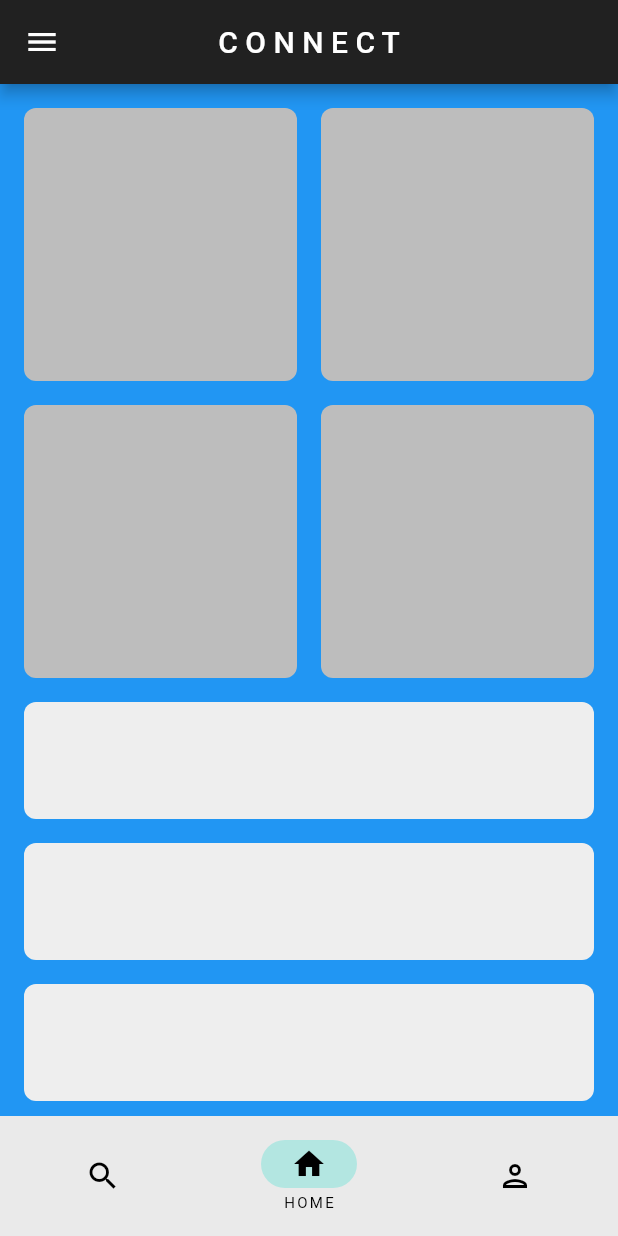
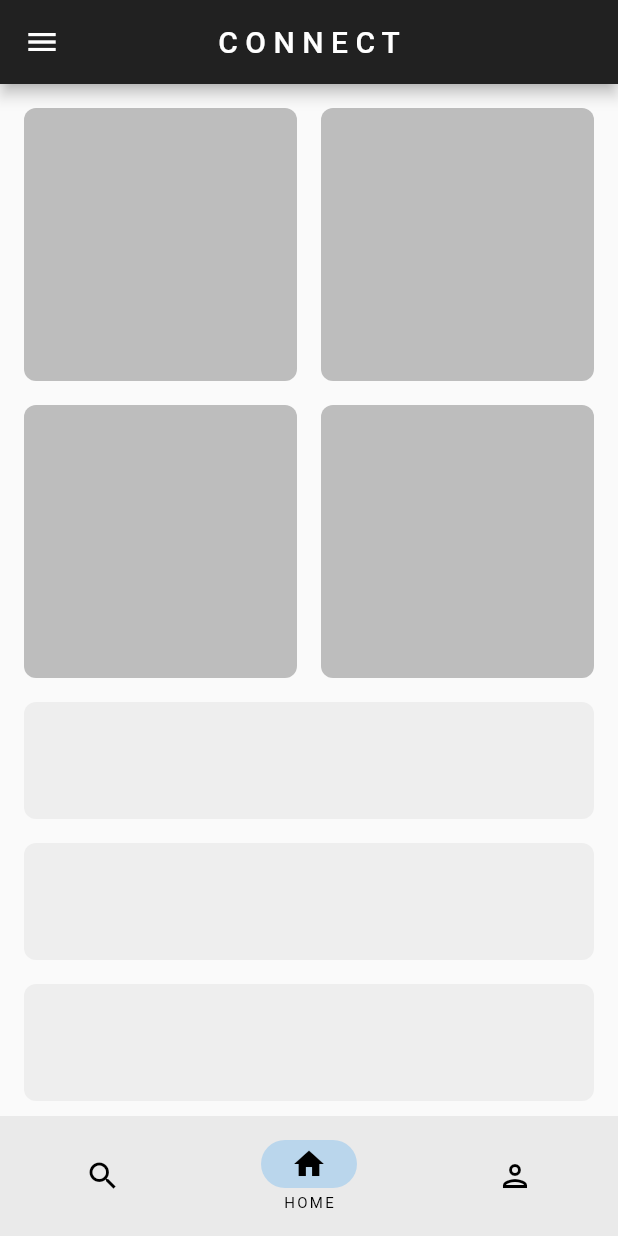
Before and after one commit to ustmrw/connect, a Flutter app: the screen it shows after launch, after a tap on "Try Demo", on a phone screen of 412 x 824 dp. Run offline on Flutter 3.47's test engine with Material 2 defaults, Android fonts, the phone set to English and light mode, and no system bars; our stand-ins replace email_validator, flutter_bloc, google_fonts, image_picker, lottie, shared_preferences and 2 more; network calls fail.

Commit message:
dark mode

```diff
--- a/lib/home.dart
+++ b/lib/home.dart
@@ -5,9 +5,11 @@ import 'package:connect/responsive/tablet_body.dart';
 import 'package:connect/user_profile.dart';
 import 'package:connect/search.dart';
 import 'package:flutter/material.dart';
+import 'package:provider/provider.dart';
+import 'package:connect/util/model_theme.dart';
 
 class HomePage extends StatefulWidget {
-  HomePage({super.key});
+  HomePage({Key? key}) : super(key: key);
 
   final searchController = TextEditingController();
 
@@ -17,7 +19,6 @@ class HomePage extends StatefulWidget {
 
 class _HomePageState extends State<HomePage> {
   int currentPageIndex = 1;
-
   final List<Widget> pages = [
     const PinnedSearchBarApp(),
     const ResponsiveLayout(
@@ -32,6 +33,8 @@ class _HomePageState extends State<HomePage> {
       NavigationDestinationLabelBehavior.onlyShowSelected;
   @override
   Widget build(BuildContext context) {
+    return Consumer<ModelTheme>(
+      builder: (context, ModelTheme themeNotifier, child) {
         return Scaffold(
           body: pages[currentPageIndex],
           bottomNavigationBar: NavigationBar(
@@ -62,5 +65,7 @@ class _HomePageState extends State<HomePage> {
             ],
           ),
         );
+      },
+    );
   }
 }
--- a/lib/intro_pages/page2.dart
+++ b/lib/intro_pages/page2.dart
@@ -23,6 +23,7 @@ class IntroPage2 extends StatelessWidget {
                   textAlign: TextAlign.center,
                   style: GoogleFonts.bebasNeue(
                     fontSize: 40,
+                    color: Colors.black,
                   ),
                 ),
                 Lottie.network(
--- a/lib/login.dart
+++ b/lib/login.dart
@@ -29,6 +29,7 @@ class LoginPage extends StatelessWidget {
                 const Icon(
                   Icons.star_outline_rounded,
                   size: 75,
+                  color: Colors.black,
                 ),
                 const SizedBox(
                   height: 10,
@@ -37,6 +38,7 @@ class LoginPage extends StatelessWidget {
                   'C O N N E C T',
                   style: GoogleFonts.bebasNeue(
                     fontSize: 52,
+                    color: Colors.black,
                   ),
                 ),
                 const SizedBox(
--- a/lib/main.dart
+++ b/lib/main.dart
@@ -1,5 +1,7 @@
 import 'package:connect/onboarding.dart';
 import 'package:flutter/material.dart';
+import 'package:provider/provider.dart';
+import 'package:connect/util/model_theme.dart';
 
 void main() {
   runApp(const MyApp());
@@ -10,27 +12,39 @@ class MyApp extends StatelessWidget {
 
   @override
   Widget build(BuildContext context) {
-    return const MaterialApp(
-        debugShowCheckedModeBanner: false,
-        themeMode: ThemeMode.system,
-        theme: ThemeClass.lightTheme,
-        darkTheme: ThemeClass.darkTheme,
-        home: OnboardingPages());
+    return ChangeNotifierProvider(
+      create: (_) => ModelTheme(),
+      child: Consumer<ModelTheme>(
+        builder: (context, ModelTheme themeNotifier, child) {
+          return MaterialApp(
+              debugShowCheckedModeBanner: false,
+              theme: themeNotifier.isDark
+                  ? ThemeData(
+                      brightness: Brightness.dark,
+                    )
+                  : ThemeData(
+                      brightness: Brightness.light,
+                      primaryColor: Colors.black,
+                      primarySwatch: Colors.blue),
+              home: const OnboardingPages());
+        },
+      ),
+    );
   }
 }
 
 class ThemeClass {
   static ThemeData lightTheme = ThemeData(
       scaffoldBackgroundColor: Colors.white,
-      colorScheme: ColorScheme.light(),
-      appBarTheme: AppBarTheme(
+      colorScheme: const ColorScheme.light(),
+      appBarTheme: const AppBarTheme(
         backgroundColor: Colors.blue,
       ));
 
   static ThemeData darkTheme = ThemeData(
       scaffoldBackgroundColor: Colors.black,
-      colorScheme: ColorScheme.dark(),
-      appBarTheme: AppBarTheme(
+      colorScheme: const ColorScheme.dark(),
+      appBarTheme: const AppBarTheme(
         backgroundColor: Colors.black,
       ));
 }
--- a/lib/search.dart
+++ b/lib/search.dart
@@ -75,8 +75,8 @@ class _PinnedSearchBarAppState extends State<PinnedSearchBarApp> {
                   child: Padding(
                     padding: const EdgeInsets.symmetric(horizontal: 20),
                     child: Container(
-                      height: 1000,
-                      color: Colors.deepPurple.withOpacity(0.5),
+                      height: 500,
+                      color: Colors.grey[300],
                     ),
                   ),
                 ),
--- /dev/null
+++ b/lib/util/model_theme.dart
@@ -0,0 +1,25 @@
+import 'package:flutter/material.dart';
+import 'mytheme_preference.dart';
+
+class ModelTheme extends ChangeNotifier {
+  late bool _isDark;
+  late MyThemePreferences _preferences;
+  bool get isDark => _isDark;
+
+  ModelTheme() {
+    _isDark = false;
+    _preferences = MyThemePreferences();
+    getPreferences();
+  }
+//Switching the themes
+  set isDark(bool value) {
+    _isDark = value;
+    _preferences.setTheme(value);
+    notifyListeners();
+  }
+
+  getPreferences() async {
+    _isDark = await _preferences.getTheme();
+    notifyListeners();
+  }
+}
--- /dev/null
+++ b/lib/util/mytheme_preference.dart
@@ -0,0 +1,15 @@
+import 'package:shared_preferences/shared_preferences.dart';
+
+class MyThemePreferences {
+  static const themeKey = "theme_key";
+
+  setTheme(bool value) async {
+    SharedPreferences sharedPreferences = await SharedPreferences.getInstance();
+    sharedPreferences.setBool(themeKey, value);
+  }
+
+  getTheme() async {
+    SharedPreferences sharedPreferences = await SharedPreferences.getInstance();
+    return sharedPreferences.getBool(themeKey) ?? false;
+  }
+}
--- a/pubspec.yaml
+++ b/pubspec.yaml
@@ -40,6 +40,7 @@ dependencies:
   material: ^1.0.0+2
   path: ^1.8.3
   path_provider: ^2.1.0
+  provider: ^6.0.5
   shared_preferences: ^2.2.0
   smooth_page_indicator: ^1.1.0
   string_validator: ^1.0.0
```
Also changed, not shown: lib/user_profile.dart (+21 -5 lines), lib/util/darkmode.dart (deleted, +0 -166 lines), lib/util/pull_to_refresh.dart (+4 -6 lines), pubspec.lock. Lines whose indentation alone changed are shown as unchanged.
